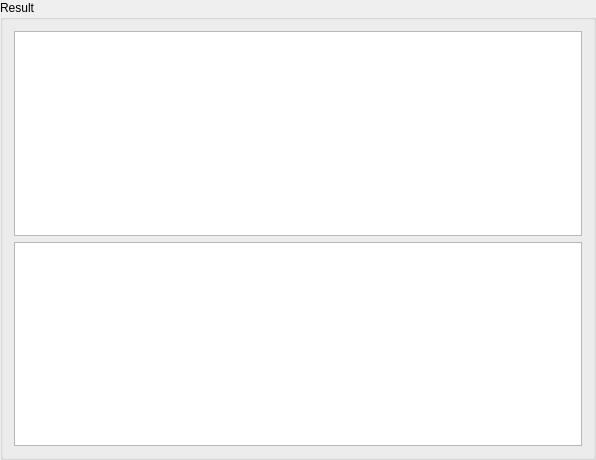
This is src/resultwidget.ui in 0x6368656174/iqCksReportWizard as Qt 5 draws it before an edit. The edited form follows.
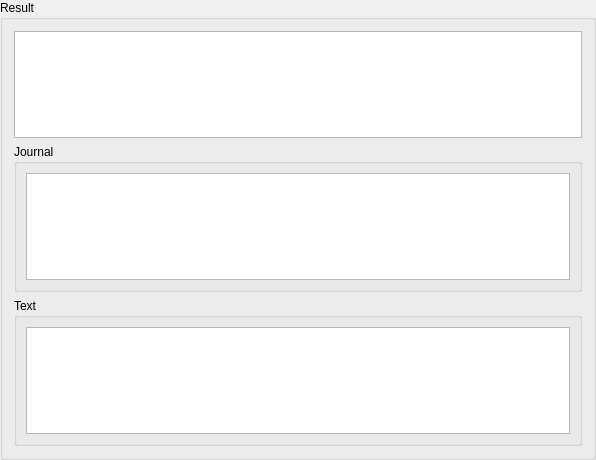
This is the edited form.

What changed in the file:
```diff
--- a/src/resultwidget.ui
+++ b/src/resultwidget.ui
@@ -28,10 +28,31 @@
     </widget>
    </item>
    <item>
-    <widget class="QTextEdit" name="textEdit">
-     <property name="readOnly">
-      <bool>true</bool>
+    <widget class="QGroupBox" name="journalGroupBox">
+     <property name="title">
+      <string>Journal</string>
      </property>
+     <layout class="QHBoxLayout" name="horizontalLayout_2">
+      <item>
+       <widget class="QTextEdit" name="journalTextEdit"/>
+      </item>
+     </layout>
+    </widget>
+   </item>
+   <item>
+    <widget class="QGroupBox" name="textGroupBox">
+     <property name="title">
+      <string>Text</string>
+     </property>
+     <layout class="QHBoxLayout" name="horizontalLayout">
+      <item>
+       <widget class="QTextEdit" name="textTextEdit">
+        <property name="readOnly">
+         <bool>true</bool>
+        </property>
+       </widget>
+      </item>
+     </layout>
     </widget>
    </item>
   </layout>
```
